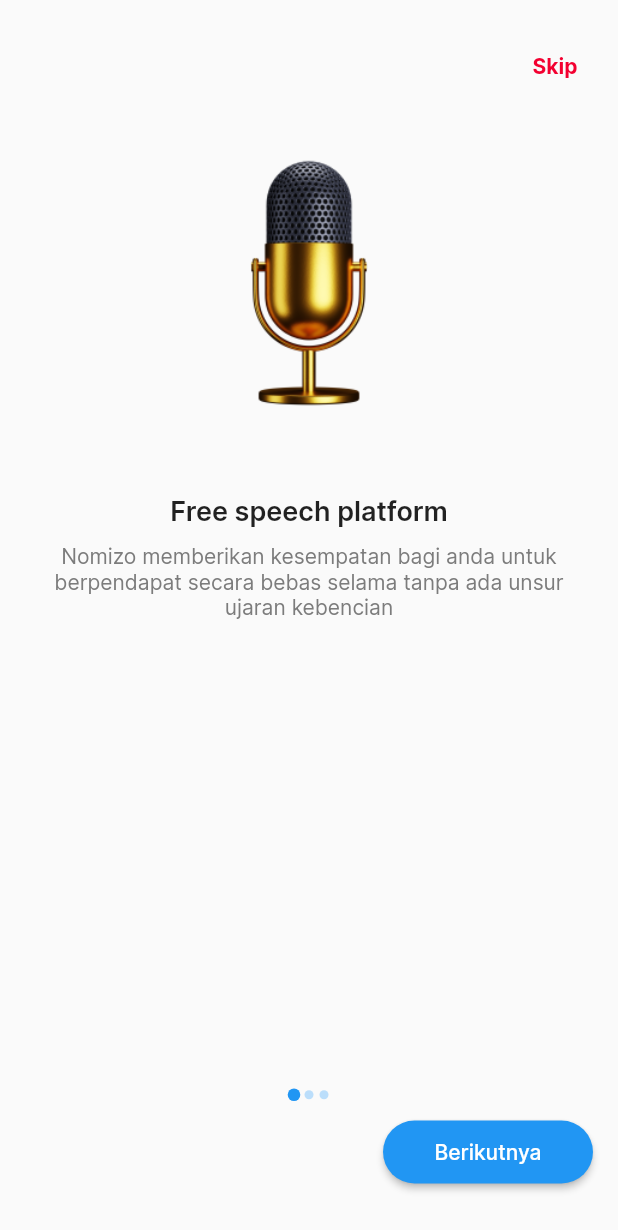
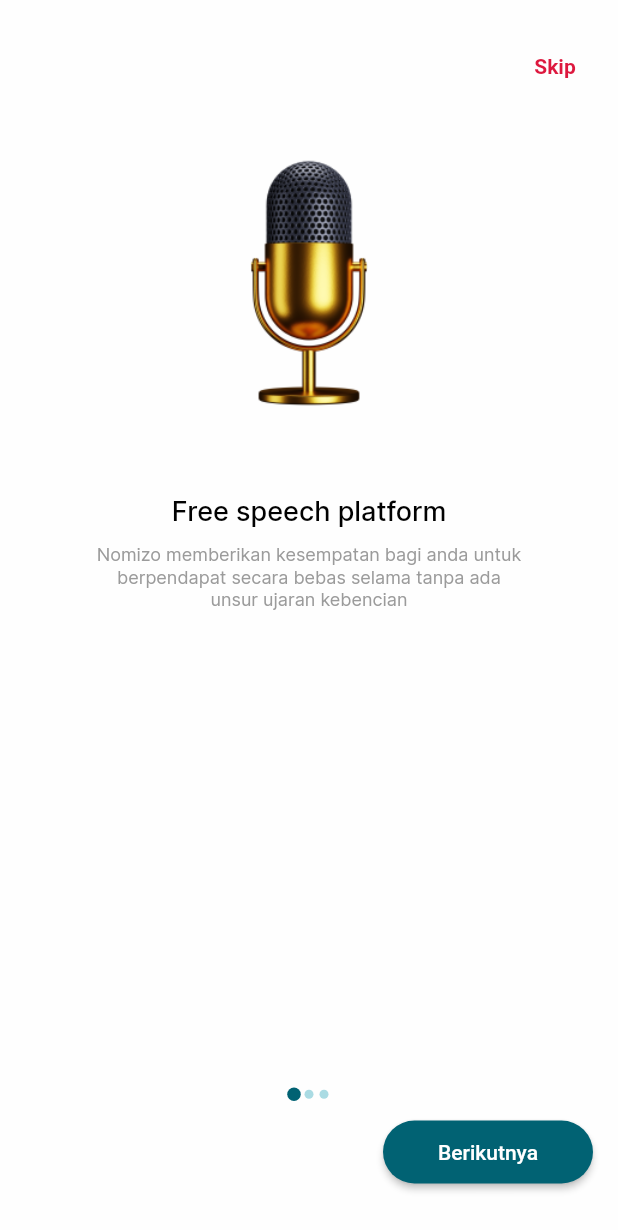
Before and after one commit to 29-Capstone-Alterra-Academy/mobile, a Flutter app: the screen it shows after launch, on a phone screen of 412 x 824 dp. Shown: the top 1230 px of the screen. Run offline on Flutter 3.47's test engine with Material 2 defaults, Android fonts, the phone set to English and light mode, and no system bars; drawn by our look-alikes of smooth_page_indicator.

Commit message:
fix folder structure & app theme

```diff
--- a/capstone_project/lib/main.dart
+++ b/capstone_project/lib/main.dart
@@ -1,7 +1,15 @@
-import 'package:capstone_project/provider/onboarding_provider.dart';
+// import package
+import 'package:flutter/material.dart';
+import 'package:flutter/services.dart';
+import 'package:flutter/cupertino.dart';
+import 'package:provider/provider.dart';
+import 'package:capstone_project/themes/nomizo_theme.dart';
+import 'package:capstone_project/modelview/onboarding_provider.dart';
+
+// import screen file
+import 'package:capstone_project/screens/auth_screen/login_screen.dart';
+import 'package:capstone_project/screens/home_screen/home_screen.dart';
 import 'package:capstone_project/screens/onboarding/onboarding_screen.dart';
-import 'package:flutter/material.dart';
-import 'package:provider/provider.dart';
 
 void main() {
   runApp(
@@ -20,14 +28,29 @@ class MyApp extends StatelessWidget {
   // This widget is the root of your application.
   @override
   Widget build(BuildContext context) {
+    SystemChrome.setPreferredOrientations([
+      DeviceOrientation.portraitUp,
+      DeviceOrientation.portraitDown,
+    ]);
     return MaterialApp(
       debugShowCheckedModeBanner: false,
       title: 'Flutter Nomizo',
-      theme: ThemeData(
-        primarySwatch: Colors.blue,
-        fontFamily: 'Inter'
-      ),
-      home: const OnboardingScreen(),
+      theme: NomizoTheme.nomizoTheme,
+      initialRoute: '/onboard',
+      onGenerateRoute: (RouteSettings settings) {
+        switch (settings.name) {
+          case '/':
+            return CupertinoPageRoute(
+                builder: (_) => const HomeScreen(), settings: settings);
+          case '/onboard':
+            return CupertinoPageRoute(
+                builder: (_) => const OnboardingScreen(), settings: settings);
+          case '/login':
+            return CupertinoPageRoute(
+                builder: (_) => const LoginScreen(), settings: settings);
+        }
+        return null;
+      },
     );
   }
 }
--- a/capstone_project/lib/provider/onboarding_provider.dart
+++ b/capstone_project/lib/modelview/onboarding_provider.dart
@@ -6,19 +6,19 @@ class OnboardingProvider extends ChangeNotifier {
       'image': 'assets/img/onboarding/onboarding1.png',
       'title': 'Free speech platform',
       'subtitle':
-          'Nomizo memberikan kesempatan bagi anda untuk berpendapat secara bebas selama tanpa ada unsur ujaran kebencian',
+          'Nomizo memberikan kesempatan bagi anda untuk\nberpendapat secara bebas selama tanpa ada\nunsur ujaran kebencian',
     },
     {
       'image': 'assets/img/onboarding/onboarding2.png',
       'title': 'Saving your time',
       'subtitle':
-          'Nomizo membantu anda untuk menghemat waktu yang anda butuhkan saat anda berdiskusi',
+          'Nomizo membantu anda untuk menghemat waktu\nyang anda butuhkan saat anda berdiskusi',
     },
     {
       'image': 'assets/img/onboarding/onboarding3.png',
       'title': 'Find ideas',
       'subtitle':
-          'Nomizo memudahkan anda dalam mencari sebuah ide yang anda butuhkan',
+          'Nomizo memudahkan anda dalam mencari\nsebuah ide yang anda butuhkan',
     },
   ];
 
--- /dev/null
+++ b/capstone_project/lib/screens/auth_screen/login_screen.dart
@@ -0,0 +1,10 @@
+import 'package:flutter/material.dart';
+
+class LoginScreen extends StatelessWidget {
+  const LoginScreen({Key? key}) : super(key: key);
+
+  @override
+  Widget build(BuildContext context) {
+    return const Scaffold();
+  }
+}
--- /dev/null
+++ b/capstone_project/lib/screens/home_screen/home_screen.dart
@@ -0,0 +1,10 @@
+import 'package:flutter/material.dart';
+
+class HomeScreen extends StatelessWidget {
+  const HomeScreen({Key? key}) : super(key: key);
+
+  @override
+  Widget build(BuildContext context) {
+    return const Scaffold();
+  }
+}
--- a/capstone_project/lib/screens/onboarding/onboarding_item.dart
+++ b/capstone_project/lib/screens/onboarding/onboarding_item.dart
@@ -1,5 +1,6 @@
 import 'package:flutter/material.dart';
-import 'package:capstone_project/provider/onboarding_provider.dart';
+import 'package:capstone_project/themes/nomizo_theme.dart';
+import 'package:capstone_project/modelview/onboarding_provider.dart';
 
 class OnboardingItem extends StatefulWidget {
   final OnboardingProvider provider;
@@ -33,22 +34,21 @@ class _OnboardingItemState extends State<OnboardingItem> {
         // title
         Text(
           widget.provider.items[widget.indexPage]['title'],
-          style: const TextStyle(
-            fontWeight: FontWeight.w600,
-            fontSize: 18,
-          ),
+          style: Theme.of(context).textTheme.titleMedium?.copyWith(
+                fontWeight: FontWeight.w500,
+              ),
         ),
         const SizedBox(height: 10),
         // subtitle
-        Padding(
-          padding: const EdgeInsets.symmetric(horizontal: 14),
+        Container(
+          width: 328,
+          padding: const EdgeInsets.symmetric(horizontal: 20),
           child: Text(
             widget.provider.items[widget.indexPage]['subtitle'],
             textAlign: TextAlign.center,
-            style: const TextStyle(
-              color: Color(0XFF7C7C7C),
-              fontSize: 14,
-            ),
+            style: Theme.of(context).textTheme.bodyMedium?.copyWith(
+                  color: NomizoTheme.nomizoDark.shade500,
+                ),
           ),
         ),
       ],
--- a/capstone_project/lib/screens/onboarding/onboarding_screen.dart
+++ b/capstone_project/lib/screens/onboarding/onboarding_screen.dart
@@ -1,9 +1,11 @@
-import 'dart:developer';
-
+// import package
 import 'package:flutter/material.dart';
 import 'package:provider/provider.dart';
 import 'package:smooth_page_indicator/smooth_page_indicator.dart';
-import 'package:capstone_project/provider/onboarding_provider.dart';
+
+// import screen file
+import 'package:capstone_project/themes/nomizo_theme.dart';
+import 'package:capstone_project/modelview/onboarding_provider.dart';
 import 'package:capstone_project/screens/onboarding/onboarding_item.dart';
 
 class OnboardingScreen extends StatelessWidget {
@@ -28,26 +30,25 @@ class OnboardingScreen extends StatelessWidget {
                     child: Opacity(
                       opacity: value.isSkip ? 1.0 : 0.0,
                       child: TextButton(
-                        style: TextButton.styleFrom(
-                          primary: const Color(0XFFF30030),
-                          fixedSize: const Size(50, 20),
-                          shape: RoundedRectangleBorder(
-                            borderRadius: BorderRadius.circular(25),
-                          ),
-                        ),
+                        style: Theme.of(context)
+                            .textButtonTheme
+                            .style
+                            ?.copyWith(
+                              foregroundColor: MaterialStateProperty.all(
+                                NomizoTheme.nomizoRed.shade600,
+                              ),
+                              overlayColor: MaterialStateProperty.all(
+                                NomizoTheme.nomizoRed.shade50,
+                              ),
+                              textStyle: MaterialStateProperty.all(
+                                const TextStyle(fontWeight: FontWeight.w700),
+                              ),
+                            ),
                         onPressed: () {
-                          controller.animateToPage(
-                            value.items.length - 1,
-                            duration: const Duration(milliseconds: 300),
-                            curve: Curves.linear,
-                          );
+                          // Navigator.pushNamedAndRemoveUntil(
+                          //     context, '/login', (route) => false);
                         },
-                        child: const Text(
-                          'Skip',
-                          style: TextStyle(
-                            fontWeight: FontWeight.bold,
-                          ),
-                        ),
+                        child: const Text('Skip'),
                       ),
                     ),
                   ),
@@ -80,12 +81,12 @@ class OnboardingScreen extends StatelessWidget {
                 activeIndex: value.currentPage,
                 count: value.items.length,
                 effect: ScaleEffect(
+                  scale: 1.5,
                   dotWidth: 6.0,
                   dotHeight: 6.0,
                   spacing: 4.0,
-                  dotColor: Colors.blue.shade100,
-                  strokeWidth: 3.0,
-                  activeDotColor: Colors.blue,
+                  activeDotColor: Theme.of(context).primaryColor,
+                  dotColor: NomizoTheme.nomizoTosca.shade50,
                 ),
               ),
               const SizedBox(height: 10),
@@ -99,14 +100,13 @@ class OnboardingScreen extends StatelessWidget {
                     ignoring: !value.isPrev,
                     child: Opacity(
                       opacity: value.isPrev ? 1.0 : 0.0,
-                      child: OutlinedButton(
-                        style: OutlinedButton.styleFrom(
-                          fixedSize: const Size(140, 42),
-                          side: BorderSide.none,
-                          shape: RoundedRectangleBorder(
-                            borderRadius: BorderRadius.circular(21),
-                          ),
-                        ),
+                      child: TextButton(
+                        style:
+                            Theme.of(context).textButtonTheme.style?.copyWith(
+                                  fixedSize: MaterialStateProperty.all(
+                                    const Size(140, 42),
+                                  ),
+                                ),
                         onPressed: () {
                           controller.previousPage(
                             duration: const Duration(milliseconds: 300),
@@ -120,15 +120,17 @@ class OnboardingScreen extends StatelessWidget {
                   const SizedBox(width: 32),
                   // Next Button
                   ElevatedButton(
-                    style: ElevatedButton.styleFrom(
-                      fixedSize: const Size(140, 42),
-                      shape: RoundedRectangleBorder(
-                        borderRadius: BorderRadius.circular(21),
-                      ),
-                    ),
+                    style: Theme.of(context)
+                        .elevatedButtonTheme
+                        .style
+                        ?.copyWith(
+                          fixedSize:
+                              MaterialStateProperty.all(const Size(140, 42)),
+                        ),
                     onPressed: () {
                       if (value.currentPage == value.items.length - 1) {
-                        log('Navigate to Login');
+                        // Navigator.pushNamedAndRemoveUntil(
+                        //     context, '/login', (route) => false);
                       } else {
                         controller.nextPage(
                           duration: const Duration(milliseconds: 300),
--- /dev/null
+++ b/capstone_project/lib/themes/nomizo_theme.dart
@@ -0,0 +1,129 @@
+import 'package:flutter/material.dart';
+
+class NomizoTheme {
+  static ThemeData nomizoTheme = ThemeData(
+    /// COLOR THEME
+    brightness: Brightness.light,
+    primarySwatch: nomizoTosca,
+    scaffoldBackgroundColor: nomizoDark.shade50,
+
+    /// TEXT|FONT THEME
+    fontFamily: 'Inter',
+    textTheme: TextTheme(
+      titleLarge: TextStyle(
+        fontSize: 20,
+        fontWeight: FontWeight.w600,
+        color: nomizoDark.shade900,
+      ),
+      titleMedium: TextStyle(
+        fontSize: 18,
+        fontWeight: FontWeight.w400,
+        color: nomizoDark.shade900,
+      ),
+      bodyLarge: TextStyle(
+        fontSize: 14,
+        fontWeight: FontWeight.w400,
+        color: nomizoDark.shade900,
+      ),
+      bodyMedium: TextStyle(
+        fontSize: 12,
+        fontWeight: FontWeight.w400,
+        color: nomizoDark.shade900,
+      ),
+      bodySmall: TextStyle(
+        fontSize: 10,
+        fontWeight: FontWeight.w400,
+        color: nomizoDark.shade900,
+      ),
+    ),
+
+    /// BUTTON THEME
+    // textbutton theme
+    textButtonTheme: TextButtonThemeData(
+      style: TextButton.styleFrom(
+        primary: nomizoTosca.shade600,
+        shape: RoundedRectangleBorder(
+          borderRadius: BorderRadius.circular(25),
+        ),
+        textStyle: const TextStyle(
+          fontSize: 14,
+          fontWeight: FontWeight.w500,
+        ),
+      ),
+    ),
+    // outlinebutton theme
+    outlinedButtonTheme: OutlinedButtonThemeData(
+      style: OutlinedButton.styleFrom(
+        primary: nomizoTosca.shade600,
+        shape: RoundedRectangleBorder(
+          borderRadius: BorderRadius.circular(21),
+        ),
+        textStyle: const TextStyle(
+          fontSize: 14,
+          fontWeight: FontWeight.w500,
+        ),
+      ),
+    ),
+    // elevatedbutton theme
+    elevatedButtonTheme: ElevatedButtonThemeData(
+      style: ElevatedButton.styleFrom(
+        primary: nomizoTosca.shade600,
+        shape: RoundedRectangleBorder(
+          borderRadius: BorderRadius.circular(21),
+        ),
+        textStyle: const TextStyle(
+          fontSize: 14,
+          fontWeight: FontWeight.w500,
+        ),
+      ),
+    ),
+  );
+
+  static MaterialColor nomizoTosca = const MaterialColor(
+    0XFF016273,
+    <int, Color>{
+      50: Color(0XFFAADBE3),
+      100: Color(0XFF80C9D5),
+      200: Color(0XFF56B7C8),
+      300: Color(0XFF2BA5BA),
+      400: Color(0XFF0193AC),
+      500: Color(0XFF017B8F),
+      600: Color(0XFF016273),
+      700: Color(0XFF014A56),
+      800: Color(0XFF003139),
+      900: Color(0XFF001D22),
+    },
+  );
+
+  static MaterialColor nomizoRed = const MaterialColor(
+    0XFFFE2C55,
+    <int, Color>{
+      50: Color(0XFFFFD5DD),
+      100: Color(0XFFFFB9C6),
+      200: Color(0XFFFE95AA),
+      300: Color(0XFFFE728E),
+      400: Color(0XFFFE4F71),
+      500: Color(0XFFFE2C55),
+      600: Color(0XFFDD183E),
+      700: Color(0XFFA91D39),
+      800: Color(0XFF7F162B),
+      900: Color(0XFF550F1C),
+    },
+  );
+
+  static MaterialColor nomizoDark = const MaterialColor(
+    0XFF9B9B9B,
+    <int, Color>{
+      50: Color(0XFFFEFEFE),
+      100: Color(0XFFE8E8E8),
+      200: Color(0XFFDCDCDC),
+      300: Color(0XFFC5C5C5),
+      400: Color(0XFFBABABA),
+      500: Color(0XFF9B9B9B),
+      600: Color(0XFF7C7C7C),
+      700: Color(0XFF5D5D5D),
+      800: Color(0XFF3E3E3E),
+      900: Color(0XFF010101),
+    },
+  );
+}
```
Also changed, not shown: capstone_project/pubspec.yaml (+17 -8 lines).
